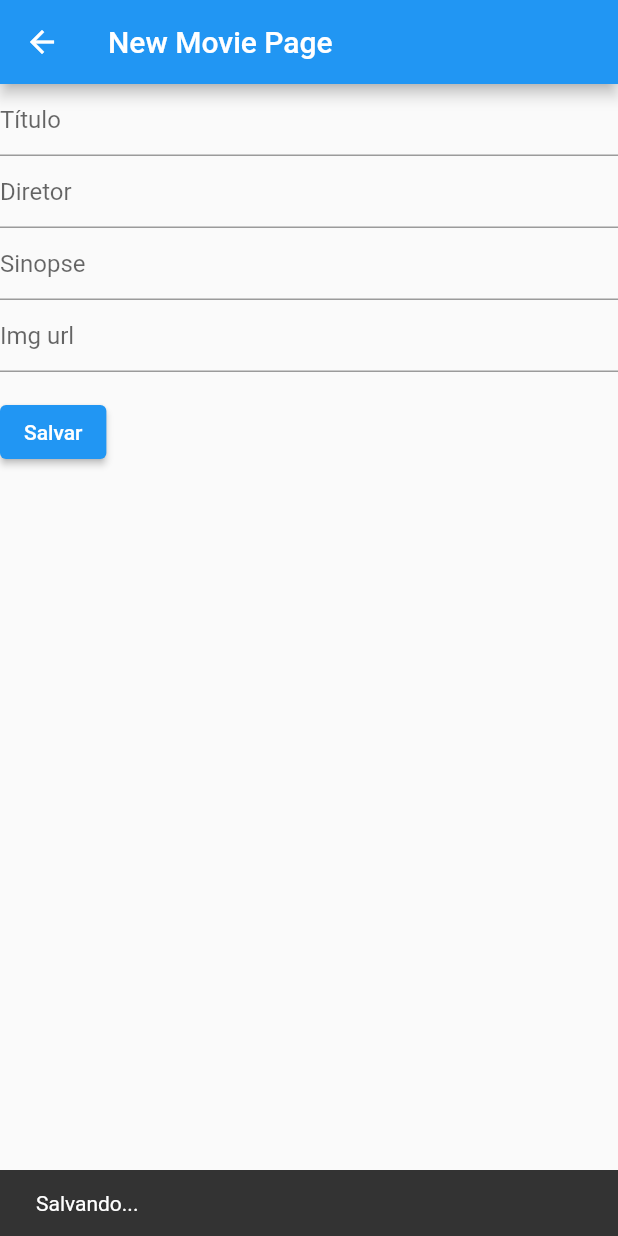
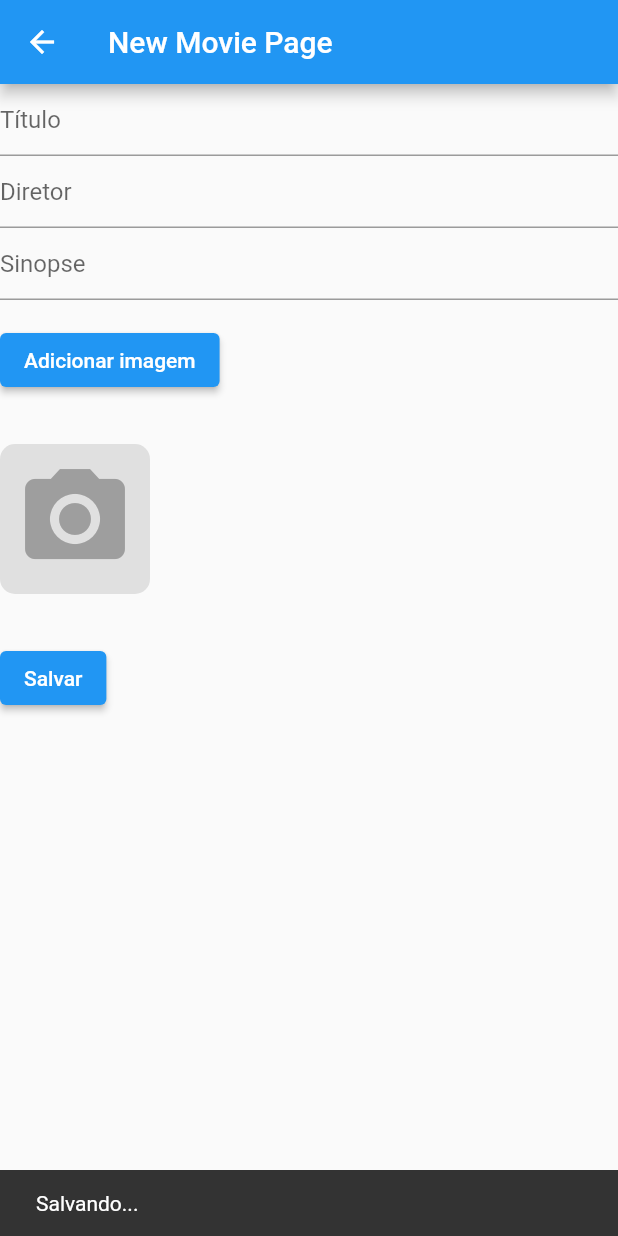
Before and after one commit to summerclasssti/summerclassflutter, a Flutter app: the NewMoviePage screen opened directly with empty values, after a tap on "Salvar", on a phone screen of 412 x 824 dp. Run offline on Flutter 3.47's test engine with Material 2 defaults, Android fonts, the phone set to English and light mode, and no system bars; our stand-ins replace get, image_picker; missing offline and left inert: vertical_card_pager; network calls fail.

Commit message:
salvando em base64

```diff
--- a/lib/app/controllers/new_movie_controller.dart
+++ b/lib/app/controllers/new_movie_controller.dart
@@ -14,7 +14,7 @@ class NewMovieController extends GetxController {
     movieRepository!.postMovie(index, titulo, diretor, sinopse, img);
     Future.delayed(const Duration(seconds: 3), () {
       homeController.reloadData();
-      Get.toNamed(Routes.HOME);
+      Get.offAllNamed(Routes.HOME);
     });
   }
 }
--- a/lib/app/controllers/update_movie_controller.dart
+++ b/lib/app/controllers/update_movie_controller.dart
@@ -14,7 +14,7 @@ class UpdateMovieController extends GetxController {
     movieRepository!.updateMovie(index, titulo, diretor, sinopse, img);
     Future.delayed(const Duration(seconds: 3), () {
       homeController.reloadData();
-      Get.toNamed(Routes.HOME);
+      Get.offAllNamed(Routes.HOME);
     });
   }
 }
--- a/lib/app/data/providers/api.dart
+++ b/lib/app/data/providers/api.dart
@@ -40,18 +40,20 @@ class MovieApiClient {
 
   postMovie(int index, String titulo, String diretor, String sinopse, String img) async {
     try {
-      final url = '$baseUrl?function=postMovie&index=$index&titulo=$titulo&diretor=$diretor&sinopse=$sinopse&img=$img';
-      final response = await httpClient!.post(Uri.parse(url));
-      if (response.statusCode == 200) {
-        List<dynamic> jsonResponse = jsonDecode(response.body);
-        // debugPrint(jsonResponse.toString());
-        return jsonResponse.map((movieJson) => MovieModel.fromJson(movieJson)).toList();
-      } else {
-        debugPrint('Error -getAll');
-      }
+      final url = Uri.parse('$baseUrl?function=postMovie&index=$index');
+      debugPrint(img);
+      final postBody = {
+        "titulo": titulo,
+        "diretor": diretor,
+        "sinopse": sinopse,
+        "img": img
+      };
+      await httpClient!.post(
+        url,
+        body: postBody
+      );
     } catch (e) {
       debugPrint("Error fetching from API: $e");
     }
-    return [];
   }
 }
--- a/lib/app/ui/new_movie/new_movie.dart
+++ b/lib/app/ui/new_movie/new_movie.dart
@@ -1,5 +1,10 @@
+import 'dart:convert';
+import 'dart:io';
+import 'dart:typed_data';
 import 'package:flutter/material.dart';
+import 'package:flutter/services.dart';
 import 'package:get/get.dart';
+import 'package:image_picker/image_picker.dart';
 import 'package:summer_class_app/app/controllers/new_movie_controller.dart';
 
 class NewMoviePage extends GetView<NewMovieController> {
@@ -10,7 +15,20 @@ class NewMoviePage extends GetView<NewMovieController> {
   String? titulo;
   String? diretor;
   String? sinopse;
-  String? img;
+  String imgBase64 = "";
+  File? _image;
+  Uint8List? imageBytes;
+
+  Future<void> imagePicker() async {
+    final pickedFile = await ImagePicker().pickImage(source: ImageSource.gallery);
+
+    if (pickedFile != null) {
+      _image = File(pickedFile.path);
+      imageBytes = await pickedFile.readAsBytes();
+      imgBase64 = base64Encode(imageBytes!);
+      controller.update();
+    }
+  }
 
   @override
   Widget build(BuildContext context) {
@@ -33,13 +51,6 @@ class NewMoviePage extends GetView<NewMovieController> {
                       titulo = "Título pendente";
                     }
                   },
-                  // Não estamos usando o validator, mas deixei o código comentado como exemplo, caso precise
-                  // validator: (String? value) {
-                  //   if (value == null || value.isEmpty) {
-                  //     return "Título pendente";
-                  //   }
-                  //   return null;
-                  // },
                 ),
                 TextFormField(
                   decoration: const InputDecoration(
@@ -51,7 +62,8 @@ class NewMoviePage extends GetView<NewMovieController> {
                       diretor = "Diretor pendente";
                     }
                   },
-                ),TextFormField(
+                ),
+                TextFormField(
                   decoration: const InputDecoration(
                     hintText: 'Sinopse',
                   ),
@@ -62,17 +74,42 @@ class NewMoviePage extends GetView<NewMovieController> {
                     }
                   },
                 ),
-                TextFormField(
-                  decoration: const InputDecoration(
-                    hintText: 'Img url',
+                Padding(
+                  padding: const EdgeInsets.symmetric(vertical: 16.0),
+                  child: ElevatedButton(
+                    onPressed: imagePicker,
+                    child: const Text('Adicionar imagem'),
                   ),
-                  onSaved: (String? value) {
-                    img = value;
-                    if (value == null || value.isEmpty) {
-                      img = "https://umquatroquatro.com.br/wp-content/uploads/%C3%ADcone-claquete.png";
-                    }
-                  },
                 ),
+                Padding(
+                  padding: const EdgeInsets.symmetric(vertical: 16.0),
+                  child: _image != null
+                      ? Container(
+                    decoration: BoxDecoration(
+                      borderRadius: BorderRadius.circular(10.0),
+                      image: DecorationImage(
+                        image: MemoryImage(imageBytes!),
+                        fit: BoxFit.cover,
+                      ),
+                    ),
+                    width: 100,
+                    height: 100,
+                  )
+                      : Container(
+                    width: 100,
+                    height: 100,
+                    decoration: BoxDecoration(
+                      color: Colors.grey[300],
+                      borderRadius: BorderRadius.circular(10.0),
+                    ),
+                    child: const Icon(
+                      Icons.camera_alt,
+                      color: Colors.grey,
+                      size: 80,
+                    ),
+                  ),
+                ),
+                if (imgBase64.length >= 50000) const Text("Imagem muito grande"),
                 Padding(
                   padding: const EdgeInsets.symmetric(vertical: 16.0),
                   child: ElevatedButton(
@@ -81,7 +118,10 @@ class NewMoviePage extends GetView<NewMovieController> {
                       if (_formKey.currentState!.validate()) {
                         // Process data.
                         _formKey.currentState!.save();
-                        controller.postMovie(newIndex, titulo!, diretor!, sinopse!, img!);
+                        // if (imgBase64.length >= 50000 || imgBase64 == "") {
+                        //   imgBase64 = controller.getImageBase64("Claquete") as String;
+                        // }
+                        controller.postMovie(newIndex, titulo!, diretor!, sinopse!, imgBase64);
                         ScaffoldMessenger.of(context).showSnackBar(
                             const SnackBar(content: Text('Salvando...')));
                       }
@@ -90,9 +130,9 @@ class NewMoviePage extends GetView<NewMovieController> {
                   ),
                 ),
               ],
-            )
+            ),
           );
-        }
+        },
       ),
     );
   }
--- a/pubspec.yaml
+++ b/pubspec.yaml
@@ -37,6 +37,7 @@ dependencies:
   get: ^4.5.1
   vertical_card_pager: ^1.5.0
   http: ^0.13.4
+  image_picker: ^0.8.7+4
 
 dev_dependencies:
   flutter_test:
```
Also changed, not shown: assets/add.png (deleted), assets/claquete.png (added), pubspec.lock, 1 other file.
